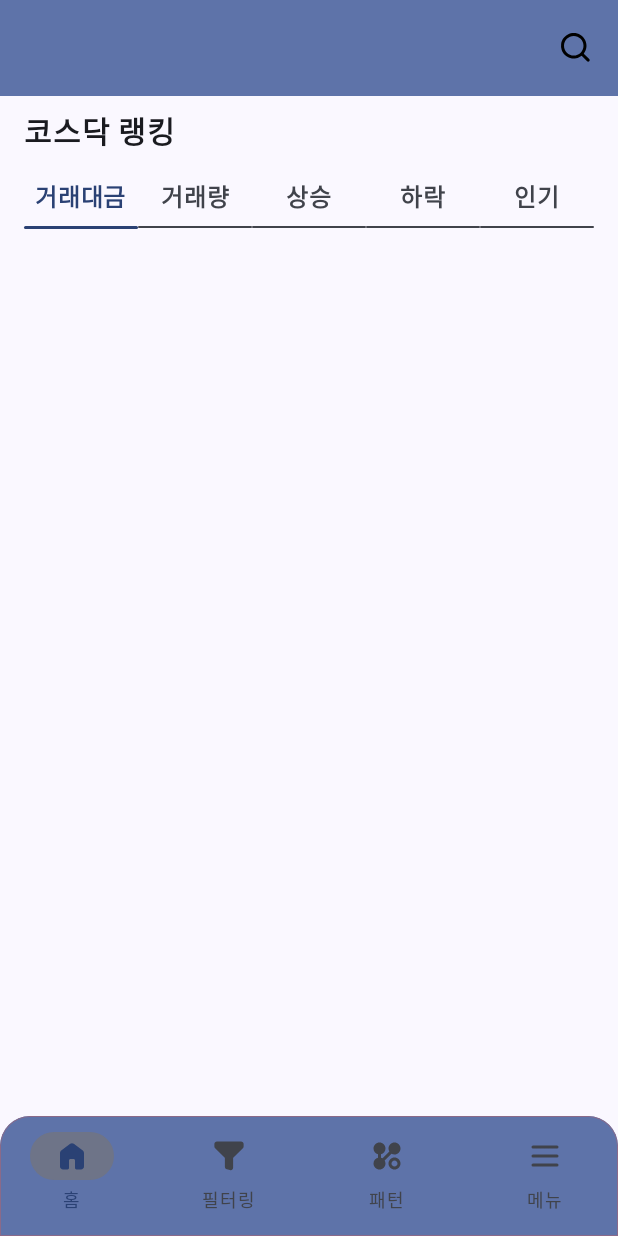
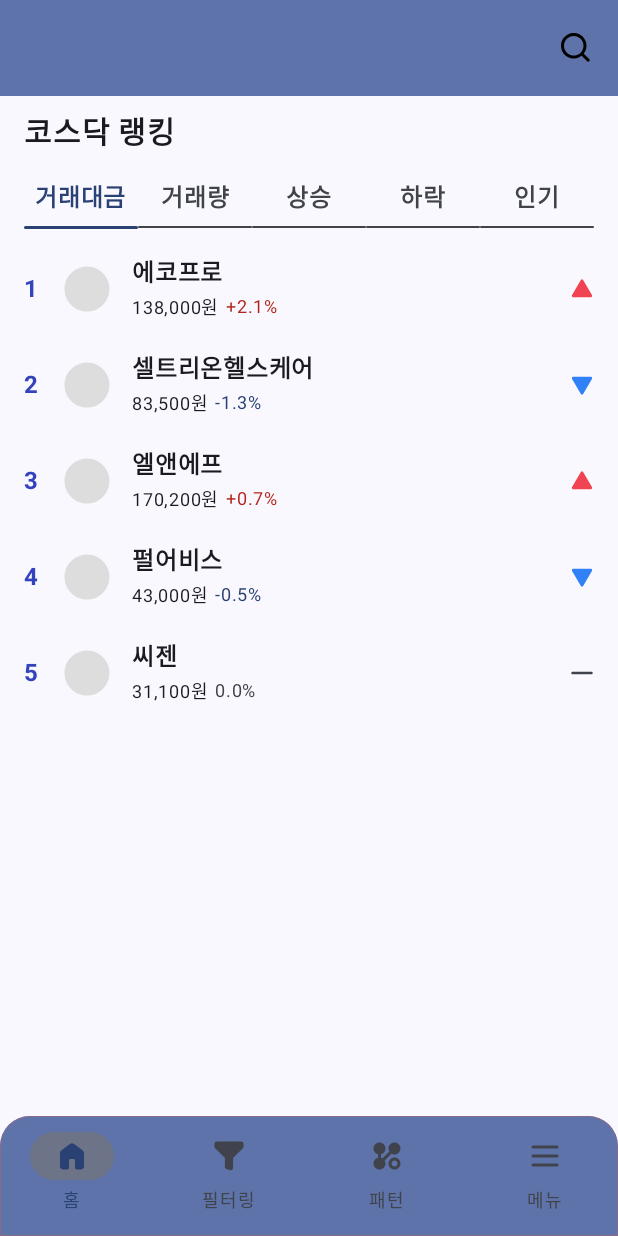
Before and after one commit to SM-QuanTest/QuanTest-FE, an Android app built with Jetpack Compose: the screen it shows after launch (MainActivity), on a phone screen of 412 x 824 dp. Run offline under Robolectric (Android 15) with nearby library versions, the phone set to English and light mode, and no system bars.

Commit message:
feat: 홈 화면 종목 랭킹 UI 구현

```diff
--- a/app/build.gradle.kts
+++ b/app/build.gradle.kts
@@ -58,5 +58,6 @@
     debugImplementation(libs.androidx.ui.test.manifest)
 
     implementation("androidx.navigation:navigation-compose:2.9.0")
+    implementation("io.coil-kt:coil-compose:2.4.0")
 
 }
--- a/app/src/main/java/com/example/quantest/HomeScreen.kt
+++ b/app/src/main/java/com/example/quantest/HomeScreen.kt
@@ -1,34 +1,100 @@
+@file:JvmName("HomeScreenKt")
+
 package com.example.quantest
 
-import androidx.compose.foundation.layout.padding
-import androidx.compose.foundation.layout.size
-import androidx.compose.material3.*
-import androidx.compose.runtime.Composable
-import androidx.compose.ui.Modifier
-import androidx.compose.ui.res.painterResource
-import androidx.compose.ui.unit.dp
-import androidx.compose.ui.unit.sp
+import android.R.id
 import androidx.compose.foundation.Image
 import androidx.compose.foundation.background
 import androidx.compose.foundation.clickable
-import androidx.compose.foundation.layout.Column
-import androidx.compose.ui.text.font.FontWeight
 import androidx.compose.foundation.layout.*
+import androidx.compose.foundation.lazy.LazyColumn
 import androidx.compose.foundation.shape.RoundedCornerShape
+import androidx.compose.material3.*
+import androidx.compose.runtime.Composable
 import androidx.compose.runtime.getValue
 import androidx.compose.runtime.mutableStateOf
 import androidx.compose.runtime.remember
 import androidx.compose.runtime.setValue
 import androidx.compose.ui.Alignment
+import androidx.compose.ui.Modifier
+import androidx.compose.ui.draw.clip
+import androidx.compose.ui.res.painterResource
+import androidx.compose.ui.text.font.FontWeight
+import androidx.compose.ui.unit.dp
+import androidx.compose.ui.unit.sp
+import coil.compose.AsyncImage
+import com.example.quantest.model.ChangeDirection
+import com.example.quantest.model.StockItem
+import com.example.quantest.ui.theme.Blue
+import com.example.quantest.ui.theme.Navy
+import com.example.quantest.ui.theme.Red
+
 
 @Composable
 fun HomeScreen() {
+
+    var selectedIndex by remember { mutableStateOf(0) }
+
+    // 더미 데이터
+    val byAmountList = listOf(
+        StockItem(1, "에코프로", "", "138,000원", "+2.1%", ChangeDirection.UP),
+        StockItem(2, "셀트리온헬스케어", "", "83,500원", "-1.3%", ChangeDirection.DOWN),
+        StockItem(3, "엘앤에프", "", "170,200원", "+0.7%", ChangeDirection.UP),
+        StockItem(4, "펄어비스", "", "43,000원", "-0.5%", ChangeDirection.DOWN),
+        StockItem(5, "씨젠", "", "31,100원", "0.0%", ChangeDirection.FLAT),
+    )
+
+    val byVolumeList = listOf(
+        StockItem(1, "HLB", "", "58,000원", "+3.2%", ChangeDirection.UP),
+        StockItem(2, "위메이드", "", "26,700원", "-1.7%", ChangeDirection.DOWN),
+        StockItem(3, "CJ ENM", "", "89,000원", "+0.9%", ChangeDirection.UP),
+        StockItem(4, "동화약품", "", "15,200원", "-0.8%", ChangeDirection.DOWN),
+        StockItem(5, "KMH", "", "9,300원", "0.0%", ChangeDirection.FLAT),
+    )
+
+    val gainersList = listOf(
+        StockItem(1, "대주전자재료", "", "71,000원", "+7.5%", ChangeDirection.UP),
+        StockItem(2, "고영", "", "34,200원", "+5.3%", ChangeDirection.UP),
+        StockItem(3, "아프리카TV", "", "62,800원", "+4.2%", ChangeDirection.UP),
+        StockItem(4, "크래프톤", "", "212,000원", "+3.9%", ChangeDirection.UP),
+        StockItem(5, "한글과컴퓨터", "", "22,100원", "+3.6%", ChangeDirection.UP),
+    )
+
+    val losersList = listOf(
+        StockItem(1, "카카오게임즈", "", "41,800원", "-5.2%", ChangeDirection.DOWN),
+        StockItem(2, "컴투스", "", "64,300원", "-4.6%", ChangeDirection.DOWN),
+        StockItem(3, "코미팜", "", "5,800원", "-3.9%", ChangeDirection.DOWN),
+        StockItem(4, "알서포트", "", "4,200원", "-2.8%", ChangeDirection.DOWN),
+        StockItem(5, "이연제약", "", "30,000원", "-2.4%", ChangeDirection.DOWN),
+    )
+
+    val popularList = listOf(
+        StockItem(1, "엔비디아", "", "1,234,000원", "+2.1%", ChangeDirection.UP),
+        StockItem(2, "삼성전자", "", "72,000원", "+1.0%", ChangeDirection.UP),
+        StockItem(3, "LG에너지솔루션", "", "580,000원", "-0.8%", ChangeDirection.DOWN),
+        StockItem(4, "SK하이닉스", "", "135,000원", "+0.5%", ChangeDirection.UP),
+        StockItem(5, "포스코퓨처엠", "", "395,000원", "0.0%", ChangeDirection.FLAT),
+    )
+
+    val stockItems = when (selectedIndex) {
+        0 -> byAmountList
+        1 -> byVolumeList
+        2 -> gainersList
+        3 -> losersList
+        4 -> popularList
+        else -> emptyList()
+    }
+
     Scaffold(
         topBar = { HomeTopBar() },
     ) { innerPadding ->
         Column(modifier = Modifier.padding(innerPadding)) {
             RankingTitle()
-            FilterTabs()
+            FilterTabs(
+                selectedIndex = selectedIndex,
+                onTabSelected = { selectedIndex = it }
+            )
+            RankingList(stockItems) // 종목 리스트 출력
         }
     }
 }
@@ -65,9 +131,11 @@
 }
 
 @Composable
-fun FilterTabs() {
+fun FilterTabs(
+    selectedIndex: Int,
+    onTabSelected: (Int) -> Unit
+) {
     val filters = listOf("거래대금", "거래량", "상승", "하락", "인기")
-    var selectedIndex by remember { mutableStateOf(0) }
 
     Row(
         modifier = Modifier
@@ -82,7 +150,7 @@
             Column(
                 modifier = Modifier
                     .weight(1f)
-                    .clickable { selectedIndex = index },
+                    .clickable { onTabSelected(index) }, // 클릭 시 외부 상태 업데이트
                 horizontalAlignment = Alignment.CenterHorizontally
             ) {
                 Text(
@@ -108,3 +176,85 @@
         }
     }
 }
+
+@Composable
+fun RankingList(items: List<StockItem>) {
+    LazyColumn(
+        modifier = Modifier
+            .fillMaxSize()
+            .padding(top = 8.dp)
+    ) {
+        items(items.size) { index ->
+            StockRankItem(items[index])
+        }
+    }
+}
+
+@Composable
+fun StockRankItem(item: StockItem) {
+    Row(
+        modifier = Modifier
+            .fillMaxWidth()
+            .padding(horizontal = 16.dp, vertical = 8.dp),
+        verticalAlignment = Alignment.CenterVertically
+    ) {
+        // 순위 텍스트
+        Text(
+            text = item.rank.toString(),
+            fontWeight = FontWeight.Bold,
+            modifier = Modifier.width(24.dp),
+            color = Navy
+        )
+        // 종목 이미지
+        AsyncImage(
+            model = item.imageUrl,
+            contentDescription = "${item.name} 로고",
+            modifier = Modifier
+                .size(36.dp)
+                .clip(RoundedCornerShape(18.dp)),
+            placeholder = painterResource(id = R.drawable.ic_placeholder),
+            error = painterResource(id = R.drawable.ic_placeholder)
+        )
+
+        Spacer(modifier = Modifier.width(12.dp))
+
+        Column(modifier = Modifier.weight(1f)) {
+            Text(text = item.name, fontWeight = FontWeight.Bold)
+            Row(verticalAlignment = Alignment.CenterVertically) {
+                Text(text = item.price, fontSize = 12.sp)
+                Spacer(modifier = Modifier.width(4.dp))
+                Text(
+                    text = item.change,
+                    fontSize = 12.sp,
+                    color = when (item.direction) {
+                        ChangeDirection.UP -> MaterialTheme.colorScheme.error
+                        ChangeDirection.DOWN -> MaterialTheme.colorScheme.primary
+                        ChangeDirection.FLAT -> MaterialTheme.colorScheme.onSurfaceVariant
+                    }
+                )
+            }
+        }
+
+        // 방향 아이콘
+        when (item.direction) {
+            ChangeDirection.UP -> Icon(
+                painter = painterResource(id = R.drawable.ic_arrow_up),
+                contentDescription = "상승",
+                tint = Red,
+                modifier = Modifier.size(16.dp)
+            )
+            ChangeDirection.DOWN -> Icon(
+                painter = painterResource(id = R.drawable.ic_arrow_down),
+                contentDescription = "하락",
+                tint = Blue,
+                modifier = Modifier.size(16.dp)
+            )
+            ChangeDirection.FLAT -> Icon(
+                painter = painterResource(id = R.drawable.ic_flat),
+                contentDescription = "보합",
+                tint = MaterialTheme.colorScheme.onSurfaceVariant,
+                modifier = Modifier.size(16.dp)
+            )
+        }
+    }
+}
--- /dev/null
+++ b/app/src/main/java/com/example/quantest/StockItem.kt
@@ -0,0 +1,14 @@
+package com.example.quantest.model
+
+data class StockItem(
+    val rank: Int,
+    val name: String,
+    val imageUrl: String,
+    val price: String,
+    val change: String,
+    val direction: ChangeDirection
+)
+
+enum class ChangeDirection {
+    UP, DOWN, FLAT
+}
--- /dev/null
+++ b/app/src/main/res/drawable/ic_arrow_down.xml
@@ -0,0 +1,10 @@
+<vector xmlns:android="http://schemas.android.com/apk/res/android"
+    android:width="24dp"
+    android:height="24dp"
+    android:viewportWidth="24"
+    android:viewportHeight="24">
+  <path
+      android:pathData="M13.3,20.852C13.168,21.08 12.979,21.27 12.751,21.402C12.523,21.533 12.264,21.603 12,21.603C11.737,21.603 11.478,21.533 11.25,21.402C11.022,21.27 10.833,21.08 10.701,20.852L2.067,5.898C1.935,5.67 1.866,5.411 1.866,5.148C1.866,4.885 1.935,4.626 2.067,4.398C2.199,4.17 2.388,3.981 2.616,3.849C2.844,3.717 3.103,3.648 3.366,3.648L20.634,3.648C20.897,3.648 21.156,3.717 21.384,3.849C21.612,3.981 21.801,4.17 21.933,4.398C22.065,4.626 22.134,4.885 22.134,5.148C22.134,5.411 22.065,5.67 21.933,5.898L13.299,20.852H13.3Z"
+      android:fillColor="#3182F7"
+      android:fillType="evenOdd"/>
+</vector>
--- /dev/null
+++ b/app/src/main/res/drawable/ic_arrow_up.xml
@@ -0,0 +1,10 @@
+<vector xmlns:android="http://schemas.android.com/apk/res/android"
+    android:width="24dp"
+    android:height="24dp"
+    android:viewportWidth="24"
+    android:viewportHeight="24">
+  <path
+      android:pathData="M10.7,3.148C10.832,2.92 11.021,2.73 11.249,2.598C11.477,2.467 11.736,2.397 12,2.397C12.263,2.397 12.522,2.467 12.75,2.598C12.978,2.73 13.167,2.92 13.299,3.148L21.933,18.102C22.065,18.33 22.134,18.589 22.134,18.852C22.134,19.115 22.065,19.374 21.933,19.602C21.801,19.83 21.612,20.019 21.384,20.151C21.156,20.283 20.897,20.352 20.634,20.352H3.366C3.103,20.352 2.844,20.283 2.616,20.151C2.388,20.019 2.199,19.83 2.067,19.602C1.935,19.374 1.866,19.115 1.866,18.852C1.866,18.589 1.935,18.33 2.067,18.102L10.7,3.148Z"
+      android:fillColor="#F04452"
+      android:fillType="evenOdd"/>
+</vector>
--- /dev/null
+++ b/app/src/main/res/drawable/ic_flat.xml
@@ -0,0 +1,10 @@
+<vector xmlns:android="http://schemas.android.com/apk/res/android"
+    android:width="24dp"
+    android:height="24dp"
+    android:viewportWidth="24"
+    android:viewportHeight="24">
+  <path
+      android:pathData="M1.2,12C1.2,11.682 1.326,11.377 1.551,11.151C1.776,10.927 2.082,10.8 2.4,10.8H21.6C21.918,10.8 22.223,10.927 22.448,11.151C22.674,11.377 22.8,11.682 22.8,12C22.8,12.318 22.674,12.623 22.448,12.849C22.223,13.074 21.918,13.2 21.6,13.2H2.4C2.082,13.2 1.776,13.074 1.551,12.849C1.326,12.623 1.2,12.318 1.2,12Z"
+      android:fillColor="#333D4B"
+      android:fillType="evenOdd"/>
+</vector>
--- /dev/null
+++ b/app/src/main/res/drawable/ic_placeholder.xml
@@ -0,0 +1,12 @@
+<vector xmlns:android="http://schemas.android.com/apk/res/android"
+    android:width="36dp"
+    android:height="36dp"
+    android:viewportWidth="24"
+    android:viewportHeight="24">
+
+    <!-- 회색 배경 원 -->
+    <path
+        android:fillColor="#DDDDDD"
+        android:pathData="M12,2A10,10 0 1,0 22,12A10,10 0 0,0 12,2Z" />
+
+</vector>
```
